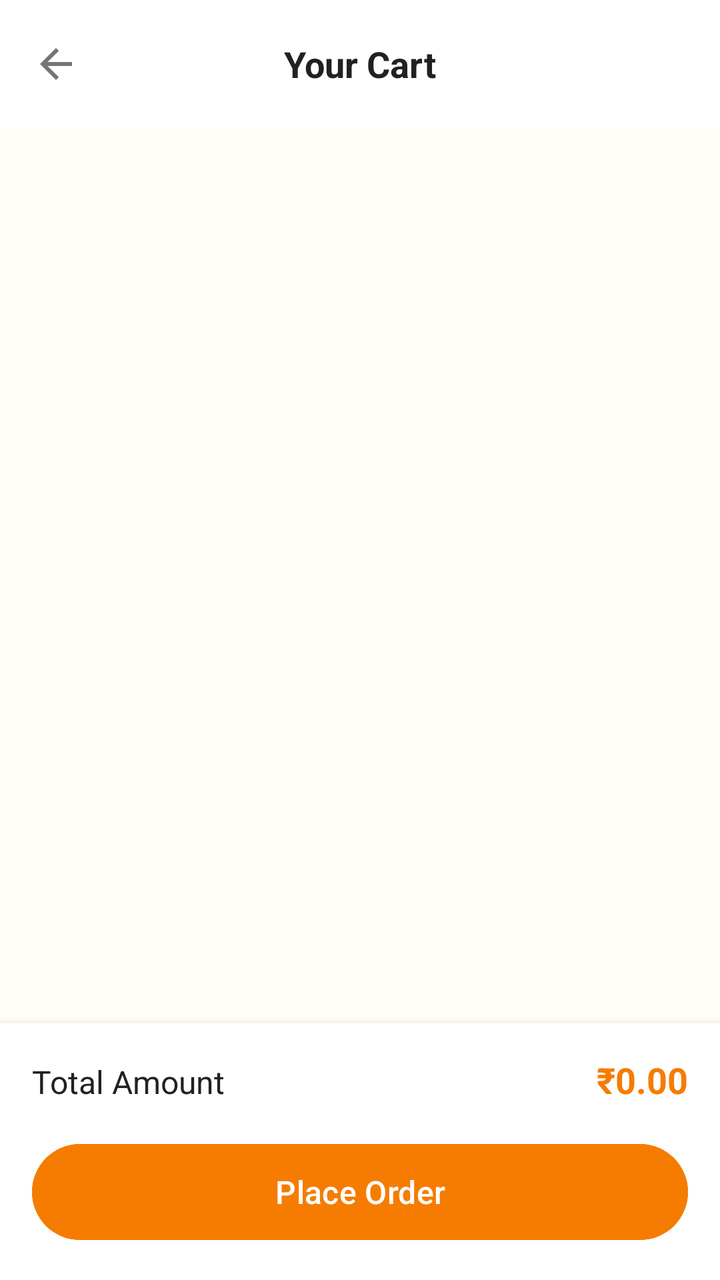
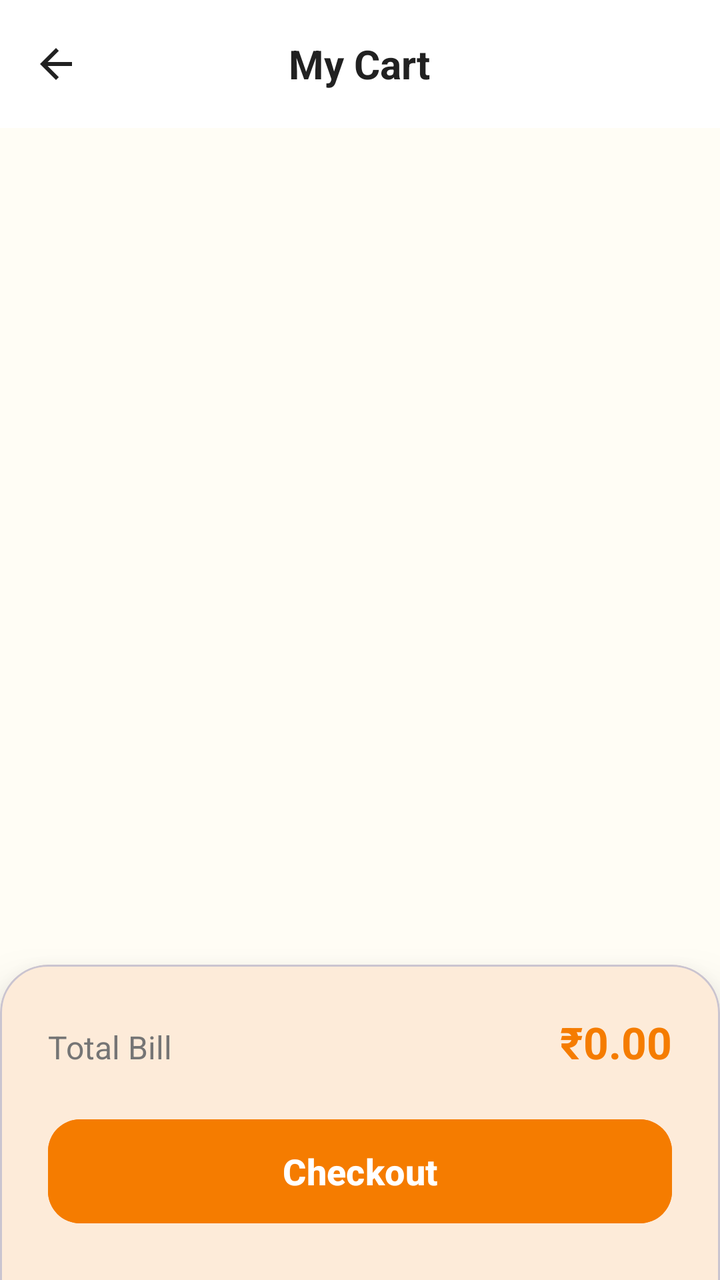

Compare the two renders of this Android layout. The source of the first and the diff that turns it into the second are given below.
<!-- AndroidManifest.xml: application theme Theme.Homelybites -->
<!-- res/layout/activity_cart.xml -->
<?xml version="1.0" encoding="utf-8"?>
<LinearLayout xmlns:android="http://schemas.android.com/apk/res/android"
    android:layout_width="match_parent"
    android:layout_height="match_parent"
    android:orientation="vertical"
    android:background="@color/background_cream">

    <RelativeLayout
        android:layout_width="match_parent"
        android:layout_height="?attr/actionBarSize"
        android:paddingHorizontal="16dp"
        android:background="@color/surface_white">

        <ImageView
            android:id="@+id/btnBack"
            android:layout_width="24dp"
            android:layout_height="24dp"
            android:layout_centerVertical="true"
            android:src="@drawable/ic_back" />

        <TextView
            android:layout_width="wrap_content"
            android:layout_height="wrap_content"
            android:layout_centerInParent="true"
            android:text="Your Cart"
            android:textColor="@color/text_primary"
            android:textSize="18sp"
            android:textStyle="bold" />
    </RelativeLayout>

    <androidx.recyclerview.widget.RecyclerView
        android:id="@+id/rvCartItems"
        android:layout_width="match_parent"
        android:layout_height="0dp"
        android:layout_weight="1"
        android:padding="16dp"
        android:clipToPadding="false" />

    <LinearLayout
        android:id="@+id/bottomLayout"
        android:layout_width="match_parent"
        android:layout_height="wrap_content"
        android:background="@color/surface_white"
        android:orientation="vertical"
        android:padding="16dp"
        android:elevation="8dp">

        <LinearLayout
            android:layout_width="match_parent"
            android:layout_height="wrap_content"
            android:orientation="horizontal"
            android:layout_marginBottom="16dp">

            <TextView
                android:layout_width="0dp"
                android:layout_height="wrap_content"
                android:layout_weight="1"
                android:text="Total Amount"
                android:textColor="@color/text_primary"
                android:textSize="16sp" />

            <TextView
                android:id="@+id/tvTotalAmount"
                android:layout_width="wrap_content"
                android:layout_height="wrap_content"
                android:text="₹0.00"
                android:textColor="@color/primary"
                android:textSize="18sp"
                android:textStyle="bold" />
        </LinearLayout>

        <Button
            android:id="@+id/btnPlaceOrder"
            android:layout_width="match_parent"
            android:layout_height="56dp"
            android:text="Place Order"
            android:backgroundTint="@color/primary"
            android:textColor="@color/white"
            android:textAllCaps="false"
            android:textSize="16sp" />
    </LinearLayout>
</LinearLayout>
<!-- resources referenced by this layout -->
<resources>
  <color name="background_cream">#FFFDF5</color>
  <color name="primary">#F57C00</color>
  <color name="surface_white">#FFFFFF</color>
  <color name="text_primary">#212121</color>
  <color name="white">#FFFFFFFF</color>
  <!-- drawable ic_back (drawable) -->
  <vector xmlns:android="http://schemas.android.com/apk/res/android"
      android:width="24dp"
      android:height="24dp"
      android:viewportWidth="24"
      android:viewportHeight="24">
      <path
          android:fillColor="#757575"
          android:pathData="M20,11H7.83l5.59,-5.59L12,4l-8,8 8,8 1.41,-1.41L7.83,13H20v-2z"/>
  </vector>
  <style name="Theme.Homelybites" parent="Base.Theme.Homelybites" />
  <style name="Base.Theme.Homelybites" parent="Theme.Material3.DayNight.NoActionBar">
          <item name="colorPrimary">@color/primary</item>
          <item name="colorPrimaryVariant">@color/primary_variant</item>
          <item name="colorOnPrimary">@color/on_primary</item>
          <item name="colorSecondary">@color/success_green</item>
          <item name="colorOnSecondary">@color/white</item>
          <item name="colorError">@color/error_red</item>
          <item name="colorOnError">@color/white</item>
          <item name="android:windowBackground">@color/background_cream</item>
          <item name="android:colorBackground">@color/background_cream</item>
          <item name="colorSurface">@color/surface_white</item>
          <item name="colorOnSurface">@color/text_primary</item>
          <item name="android:statusBarColor">@color/primary</item>
      </style>
  <color name="primary_variant">#E65100</color>
  <color name="on_primary">#FFFFFF</color>
  <color name="success_green">#4CAF50</color>
  <color name="error_red">#E53935</color>
</resources>

<!-- the commit's change to res/layout/activity_cart.xml (unified diff, before → after) -->
@@ -1,32 +1,40 @@
 <?xml version="1.0" encoding="utf-8"?>
 <LinearLayout xmlns:android="http://schemas.android.com/apk/res/android"
+    xmlns:app="http://schemas.android.com/apk/res-auto"
     android:layout_width="match_parent"
     android:layout_height="match_parent"
     android:orientation="vertical"
     android:background="@color/background_cream">
 
-    <RelativeLayout
+    <com.google.android.material.appbar.AppBarLayout
         android:layout_width="match_parent"
-        android:layout_height="?attr/actionBarSize"
-        android:paddingHorizontal="16dp"
-        android:background="@color/surface_white">
+        android:layout_height="wrap_content"
+        android:background="@color/surface_white"
+        app:elevation="0dp">
 
-        <ImageView
-            android:id="@+id/btnBack"
-            android:layout_width="24dp"
-            android:layout_height="24dp"
-            android:layout_centerVertical="true"
-            android:src="@drawable/ic_back" />
+        <RelativeLayout
+            android:layout_width="match_parent"
+            android:layout_height="?attr/actionBarSize"
+            android:paddingHorizontal="16dp">
 
-        <TextView
-            android:layout_width="wrap_content"
-            android:layout_height="wrap_content"
-            android:layout_centerInParent="true"
-            android:text="Your Cart"
-            android:textColor="@color/text_primary"
-            android:textSize="18sp"
-            android:textStyle="bold" />
-    </RelativeLayout>
+            <ImageView
+                android:id="@+id/btnBack"
+                android:layout_width="24dp"
+                android:layout_height="24dp"
+                android:layout_centerVertical="true"
+                android:src="@drawable/ic_back"
+                app:tint="@color/text_primary" />
+
+            <TextView
+                android:layout_width="wrap_content"
+                android:layout_height="wrap_content"
+                android:layout_centerInParent="true"
+                android:text="My Cart"
+                android:textColor="@color/text_primary"
+                android:textSize="20sp"
+                android:textStyle="bold" />
+        </RelativeLayout>
+    </com.google.android.material.appbar.AppBarLayout>
 
     <androidx.recyclerview.widget.RecyclerView
         android:id="@+id/rvCartItems"
@@ -36,47 +44,59 @@
         android:padding="16dp"
         android:clipToPadding="false" />
 
-    <LinearLayout
+    <com.google.android.material.card.MaterialCardView
         android:id="@+id/bottomLayout"
         android:layout_width="match_parent"
         android:layout_height="wrap_content"
-        android:background="@color/surface_white"
-        android:orientation="vertical"
-        android:padding="16dp"
-        android:elevation="8dp">
+        app:cardElevation="16dp"
+        app:cardCornerRadius="24dp"
+        android:layout_marginBottom="-24dp"
+        app:cardBackgroundColor="@color/surface_white">
 
         <LinearLayout
             android:layout_width="match_parent"
             android:layout_height="wrap_content"
-            android:orientation="horizontal"
-            android:layout_marginBottom="16dp">
+            android:orientation="vertical"
+            android:paddingTop="24dp"
+            android:paddingBottom="48dp"
+            android:paddingHorizontal="24dp">
 
-            <TextView
-                android:layout_width="0dp"
+            <LinearLayout
+                android:layout_width="match_parent"
                 android:layout_height="wrap_content"
-                android:layout_weight="1"
-                android:text="Total Amount"
-                android:textColor="@color/text_primary"
-                android:textSize="16sp" />
+                android:orientation="horizontal"
+                android:layout_marginBottom="20dp">
 
-            <TextView
-                android:id="@+id/tvTotalAmount"
-                android:layout_width="wrap_content"
-                android:layout_height="wrap_content"
-                android:text="₹0.00"
-                android:textColor="@color/primary"
+                <TextView
+                    android:layout_width="0dp"
+                    android:layout_height="wrap_content"
+                    android:layout_weight="1"
+                    android:text="Total Bill"
+                    android:textColor="@color/text_secondary"
+                    android:textSize="16sp" />
+
+                <TextView
+                    android:id="@+id/tvTotalAmount"
+                    android:layout_width="wrap_content"
+                    android:layout_height="wrap_content"
+                    android:text="₹0.00"
+                    android:textColor="@color/primary"
+                    android:textSize="22sp"
+                    android:textStyle="bold" />
+            </LinearLayout>
+
+            <com.google.android.material.button.MaterialButton
+                android:id="@+id/btnPlaceOrder"
+                android:layout_width="match_parent"
+                android:layout_height="60dp"
+                android:text="Checkout"
+                app:cornerRadius="16dp"
+                android:backgroundTint="@color/primary"
+                android:textColor="@color/white"
+                android:textAllCaps="false"
                 android:textSize="18sp"
-                android:textStyle="bold" />
+                android:textStyle="bold"
+                app:elevation="4dp" />
         </LinearLayout>
-
-        <Button
-            android:id="@+id/btnPlaceOrder"
-            android:layout_width="match_parent"
-            android:layout_height="56dp"
-            android:text="Place Order"
-            android:backgroundTint="@color/primary"
-            android:textColor="@color/white"
-            android:textAllCaps="false"
-            android:textSize="16sp" />
-    </LinearLayout>
+    </com.google.android.material.card.MaterialCardView>
 </LinearLayout>
<!-- resource entries referenced after the edit -->
@@ -4,6 +4,7 @@
   <color name="primary">#F57C00</color>
   <color name="surface_white">#FFFFFF</color>
   <color name="text_primary">#212121</color>
+  <color name="text_secondary">#757575</color>
   <color name="white">#FFFFFFFF</color>
   <!-- drawable ic_back (drawable) -->
   <vector xmlns:android="http://schemas.android.com/apk/res/android"
